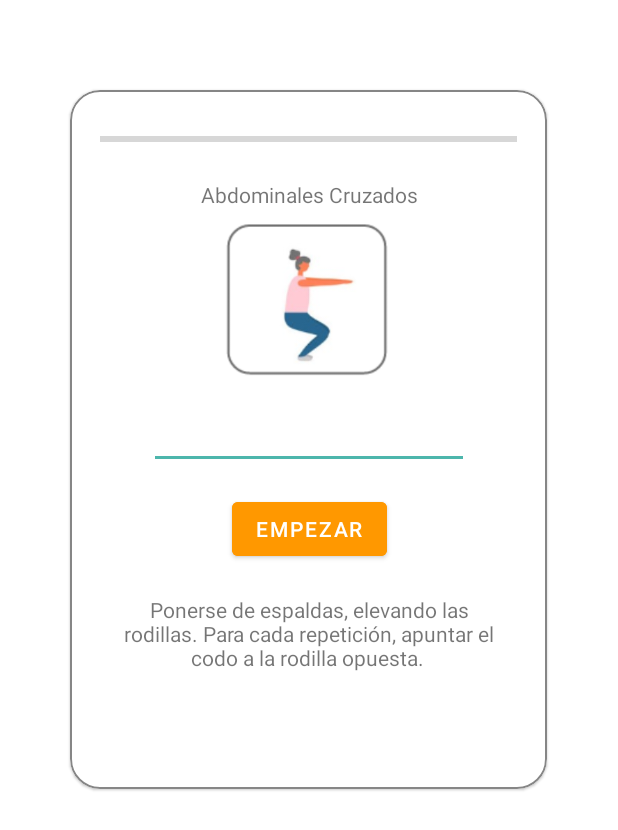
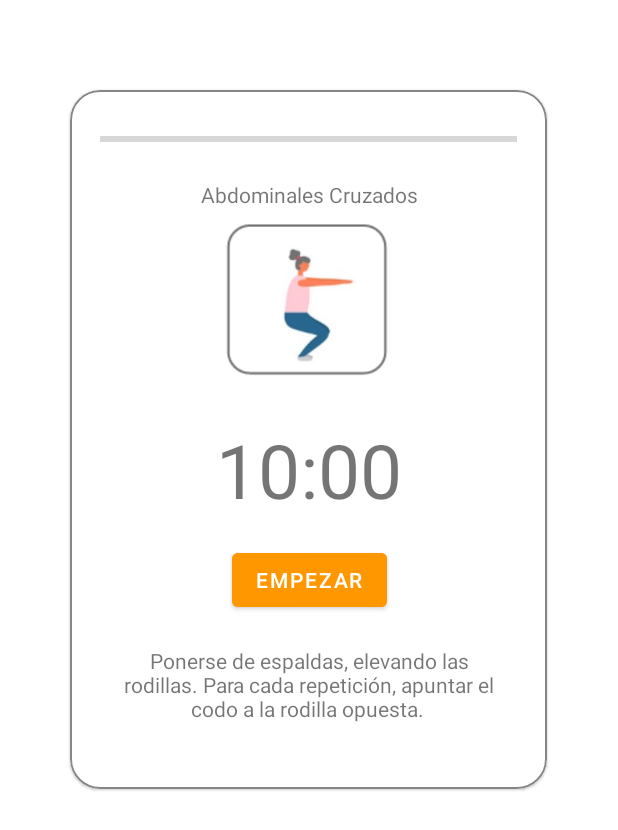
Before and after one commit to RodriguezManuel/getkrackingapp, an Android app: the layout fragment_run_routine.xml on its own in the app's theme, with its tools: preview values and no code run, on a phone screen of 412 x 824 dp. Shown: the top 830 px of the screen. Run offline under Robolectric (Android 15) with nearby library versions, the phone set to English and light mode, and no system bars.

Commit message:
agrego timer

```diff
--- a/app/src/main/java/com/example/getkracking/fragments/RoutineInfoFragment.java
+++ b/app/src/main/java/com/example/getkracking/fragments/RoutineInfoFragment.java
@@ -18,6 +18,7 @@ import android.view.MenuInflater;
 import android.view.MenuItem;
 import android.view.View;
 import android.view.ViewGroup;
+import android.widget.Button;
 import android.widget.ImageView;
 import android.widget.RatingBar;
 import android.widget.TextView;
@@ -84,6 +85,7 @@ public class RoutineInfoFragment extends Fragment {
             ((TextView)vista.findViewById(R.id.RoutineDescriptionInRoutine)).setText(args.getDescRoutine());
             ((RatingBar)vista.findViewById(R.id.rbCategory1InRoutine)).setRating(args.getDifficultyRoutine());
             ((TextView)vista.findViewById(R.id.RoutineNameInRoutine)).setText(args.getNameRoutine());
+            ((Button) vista.findViewById(R.id.ButtonEmpezarInRoutine)).setOnClickListener(v1 -> Navigation.findNavController(getActivity(), R.id.nav_host_fragment).navigate(R.id.runRoutineFragment));
             idRoutine = args.getIdRoutine();    //PARA HACER EL REQUEST DE CICLOS
             //category?? donde va????
         }
--- a/app/src/main/res/layout/fragment_routine.xml
+++ b/app/src/main/res/layout/fragment_run_routine.xml
@@ -56,19 +56,20 @@
                 app:layout_constraintTop_toBottomOf="@+id/textView"
                 app:srcCompat="@drawable/ejercicio_demo" />
 
-            <EditText
-                android:id="@+id/editTextTime"
+            <TextView
+                android:id="@+id/timerInRunRoutine"
                 android:layout_width="wrap_content"
                 android:layout_height="wrap_content"
-                android:layout_marginTop="16dp"
-                android:ems="10"
-                android:inputType="time"
+                android:layout_marginTop="28dp"
+                android:text="10:00"
+                android:textSize="50sp"
                 app:layout_constraintEnd_toEndOf="parent"
+                app:layout_constraintHorizontal_bias="0.502"
                 app:layout_constraintStart_toStartOf="parent"
                 app:layout_constraintTop_toBottomOf="@+id/imageView2" />
 
             <Button
-                android:id="@+id/button"
+                android:id="@+id/buttonInRunRoutine"
                 android:layout_width="wrap_content"
                 android:layout_height="wrap_content"
                 android:layout_marginTop="16dp"
@@ -77,7 +78,7 @@
                 app:layout_constraintEnd_toEndOf="parent"
                 app:layout_constraintHorizontal_bias="0.502"
                 app:layout_constraintStart_toStartOf="parent"
-                app:layout_constraintTop_toBottomOf="@+id/editTextTime" />
+                app:layout_constraintTop_toBottomOf="@+id/timerInRunRoutine" />
 
             <TextView
                 android:id="@+id/textView2"
@@ -89,7 +90,7 @@
                 app:layout_constraintEnd_toEndOf="parent"
                 app:layout_constraintHorizontal_bias="0.508"
                 app:layout_constraintStart_toStartOf="parent"
-                app:layout_constraintTop_toBottomOf="@+id/button" />
+                app:layout_constraintTop_toBottomOf="@+id/buttonInRunRoutine" />
 
 
         </androidx.constraintlayout.widget.ConstraintLayout>
--- a/app/src/main/res/navigation/nav_graph.xml
+++ b/app/src/main/res/navigation/nav_graph.xml
@@ -70,4 +70,10 @@
             android:name="categoryRoutine"
             app:argType="string" />
     </fragment>
+
+    <fragment
+        android:id="@+id/runRoutineFragment"
+        android:name="com.example.getkracking.fragments.RunRoutineFragment"
+        android:label="run_fragment"
+        tools:layout="@layout/fragment_run_routine" />
 </navigation>
```
Also changed, not shown: app/src/main/java/com/example/getkracking/fragments/RunRoutineFragment.java (added, +144 -0 lines).
